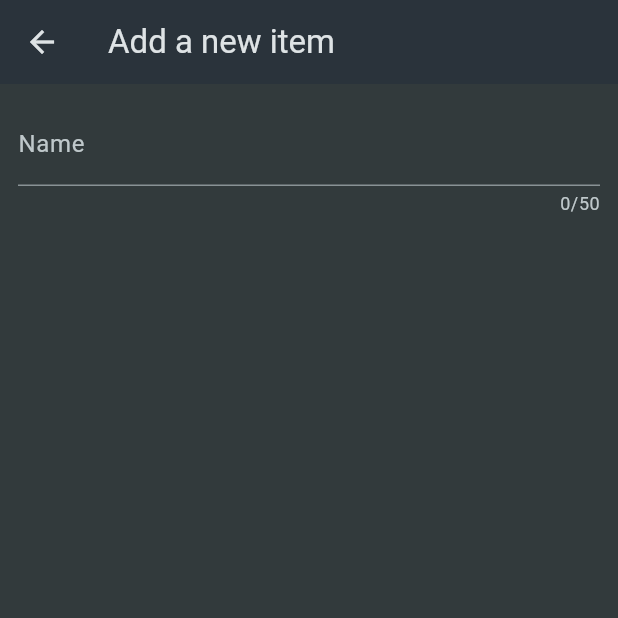
After one commit to weitecklee/shopping_list_app, a Flutter app: the screen it shows after launch, after a tap on the "add" icon, on a phone screen of 412 x 824 dp, the top half of it. The commit adds this screen. Run offline on Flutter 3.47's test engine with Material 3 defaults, Android fonts, the phone set to English and light mode, and no system bars.

Commit message:
prelim new item widget

```diff
--- a/lib/widgets/grocery_list.dart
+++ b/lib/widgets/grocery_list.dart
@@ -1,14 +1,34 @@
 import 'package:flutter/material.dart';
 import 'package:shopping_list_app/data/dummy_items.dart';
+import 'package:shopping_list_app/widgets/new_item.dart';
 
-class GroceryList extends StatelessWidget {
+class GroceryList extends StatefulWidget {
   const GroceryList({super.key});
+
+  @override
+  State<GroceryList> createState() => _GroceryListState();
+}
+
+class _GroceryListState extends State<GroceryList> {
+  void _addItem() {
+    Navigator.of(context).push(
+      MaterialPageRoute(
+        builder: (ctx) => const NewItem(),
+      ),
+    );
+  }
 
   @override
   Widget build(BuildContext context) {
     return Scaffold(
       appBar: AppBar(
         title: const Text('Your Groceries'),
+        actions: [
+          IconButton(
+            onPressed: _addItem,
+            icon: const Icon(Icons.add),
+          ),
+        ],
       ),
       body: ListView.builder(
         itemCount: groceryItems.length,
--- /dev/null
+++ b/lib/widgets/new_item.dart
@@ -0,0 +1,37 @@
+import 'package:flutter/material.dart';
+
+class NewItem extends StatefulWidget {
+  const NewItem({super.key});
+
+  @override
+  State<NewItem> createState() => _NewItemState();
+}
+
+class _NewItemState extends State<NewItem> {
+  @override
+  Widget build(BuildContext context) {
+    return Scaffold(
+      appBar: AppBar(
+        title: const Text('Add a new item'),
+      ),
+      body: Padding(
+        padding: const EdgeInsets.all(12),
+        child: Form(
+          child: Column(
+            children: [
+              TextFormField(
+                maxLength: 50,
+                decoration: const InputDecoration(
+                  label: Text('Name'),
+                ),
+                validator: (value) {
+                  return 'Demo...';
+                },
+              ),
+            ],
+          ),
+        ),
+      ),
+    );
+  }
+}
```
